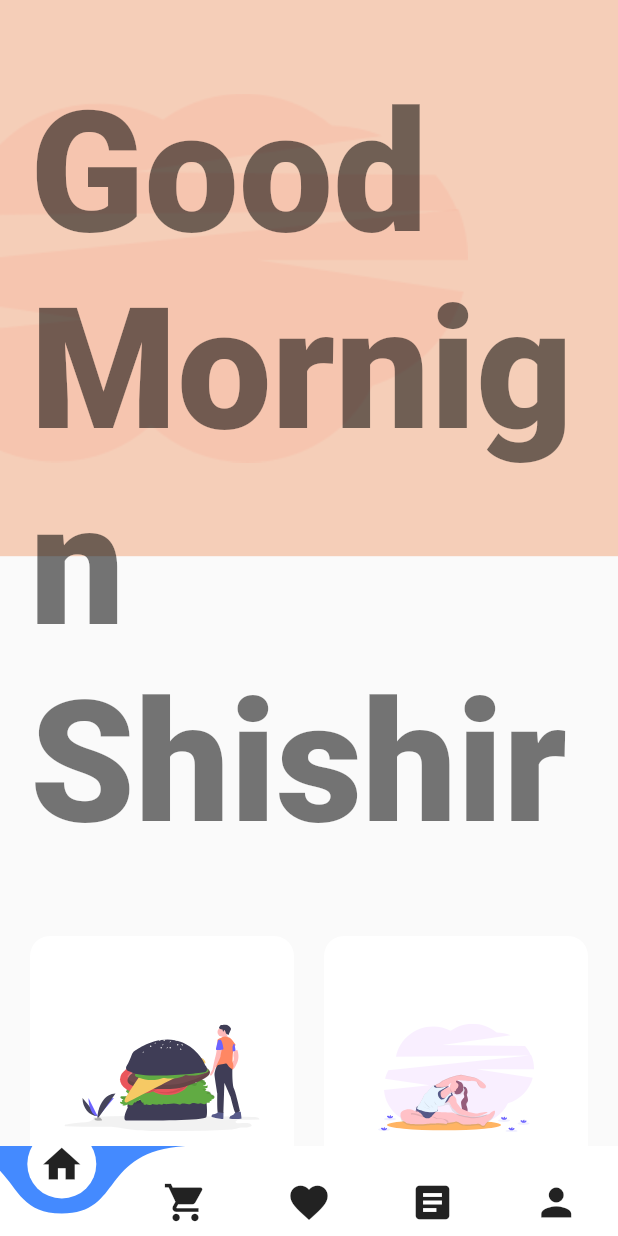
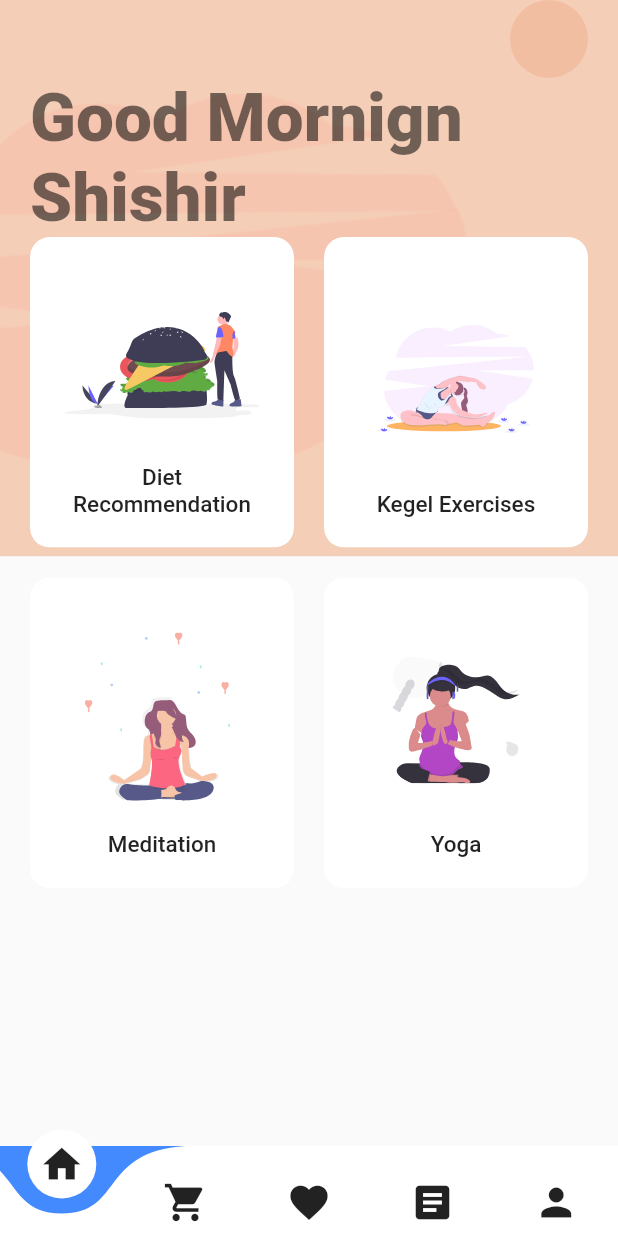
Before and after one commit to YendiOktavianto/FE_LatihAku, a Flutter app: the BottomNavbar screen opened directly, on a phone screen of 412 x 824 dp. Run offline on Flutter 3.47's test engine with Material 2 defaults, Android fonts, the phone set to English and light mode, and no system bars; drawn by our look-alikes of curved_navigation_bar; our stand-ins replace animate_do, flutter_svg, font_awesome_flutter, hexcolor, otp_text_field, smooth_star_rating and 1 more.

Commit message:
fixing home

```diff
--- a/lib/features/home/home.dart
+++ b/lib/features/home/home.dart
@@ -16,7 +16,8 @@ class Home extends StatefulWidget {
 class _HomeState extends State<Home> {
   @override
   Widget build(BuildContext context) {
-    var size = MediaQuery.of(context).size;
+    var size = MediaQuery.of(context)
+        .size; //this gonna give us total height and with of our device
     return Stack(
       children: <Widget>[
         Container(
@@ -36,16 +37,27 @@ class _HomeState extends State<Home> {
             child: Column(
               crossAxisAlignment: CrossAxisAlignment.start,
               children: <Widget>[
-                Padding(
-                  padding: const EdgeInsets.only(top: 50.0, bottom: 50.0),
-                  child: Text(
-                    "Good Mornign \nShishir",
-                    style: Theme.of(context)
-                        .textTheme
-                        .displayLarge
-                        .copyWith(fontWeight: FontWeight.w900),
+                Align(
+                  alignment: Alignment.topRight,
+                  child: Container(
+                    alignment: Alignment.center,
+                    height: 52,
+                    width: 52,
+                    decoration: BoxDecoration(
+                      color: Color(0xFFF2BEA1),
+                      shape: BoxShape.circle,
+                    ),
+                    // child: SvgPicture.asset("assets/icons/menu.svg"),
                   ),
                 ),
+                Text(
+                  "Good Mornign \nShishir",
+                  style: Theme.of(context)
+                      .textTheme
+                      .displaySmall
+                      .copyWith(fontWeight: FontWeight.w900),
+                ),
+                // SearchBar(),
                 Expanded(
                   child: GridView.count(
                     crossAxisCount: 2,
@@ -54,26 +66,29 @@ class _HomeState extends State<Home> {
                     mainAxisSpacing: 20,
                     children: <Widget>[
                       CategoryCard(
-                        title: "Find Coach",
+                        title: "Diet Recommendation",
                         svgSrc: "assets/Hamburger.svg",
+                        press: () {},
+                      ),
+                      CategoryCard(
+                        title: "Kegel Exercises",
+                        svgSrc: "assets/Excrecises.svg",
+                        press: () {},
+                      ),
+                      CategoryCard(
+                        title: "Meditation",
+                        svgSrc: "assets/Meditation.svg",
                         press: () {
-                          changeScreen(context, Coach());
+                          Navigator.push(
+                            context,
+                            MaterialPageRoute(builder: (context) {
+                              // return DetailsScreen();
+                            }),
+                          );
                         },
                       ),
                       CategoryCard(
-                        title: "Shooping",
-                        svgSrc: "assets/Excrecises.svg",
-                        press: () {
-                          changeScreen(context, Booking());
-                        },
-                      ),
-                      CategoryCard(
-                        title: "Coaching",
-                        svgSrc: "assets/Meditation.svg",
-                        press: () {},
-                      ),
-                      CategoryCard(
-                        title: "Booking Place",
+                        title: "Yoga",
                         svgSrc: "assets/yoga.svg",
                         press: () {},
                       ),
@@ -86,5 +101,6 @@ class _HomeState extends State<Home> {
         )
       ],
     );
+    //);
   }
 }
--- a/lib/features/login_register/login.dart
+++ b/lib/features/login_register/login.dart
@@ -1,4 +1,5 @@
 //@dart=2.9
+import 'package:fe_latihaku/features/home/home.dart';
 import 'package:fe_latihaku/features/login_register/forgot_password.dart';
 import 'package:fe_latihaku/features/login_register/header_widget.dart';
 import 'package:fe_latihaku/features/login_register/register.dart';
@@ -109,7 +110,7 @@ class _LoginPageState extends State<LoginPage> {
                               onPressed: () {
                                 //After successful login we will redirect to profile page. Let's create profile page now
                                 changeScreenReplacement(
-                                    context, BottomNavbar());
+                                    context,BottomNavbar());
                               },
                             ),
                           ),
--- a/lib/features/onboarding/onboarding_content.dart
+++ b/lib/features/onboarding/onboarding_content.dart
@@ -20,8 +20,8 @@ class OnboardingContent extends StatelessWidget {
       children: <Widget>[
         Image.asset(
           image,
-          height: getProportionateScreenHeight(390),
-          width: getProportionateScreenWidth(480),
+          height: getProportionateScreenHeight(350),
+          width: getProportionateScreenWidth(400),
         ),
         Spacer(flex: 2),
         Text(
```
